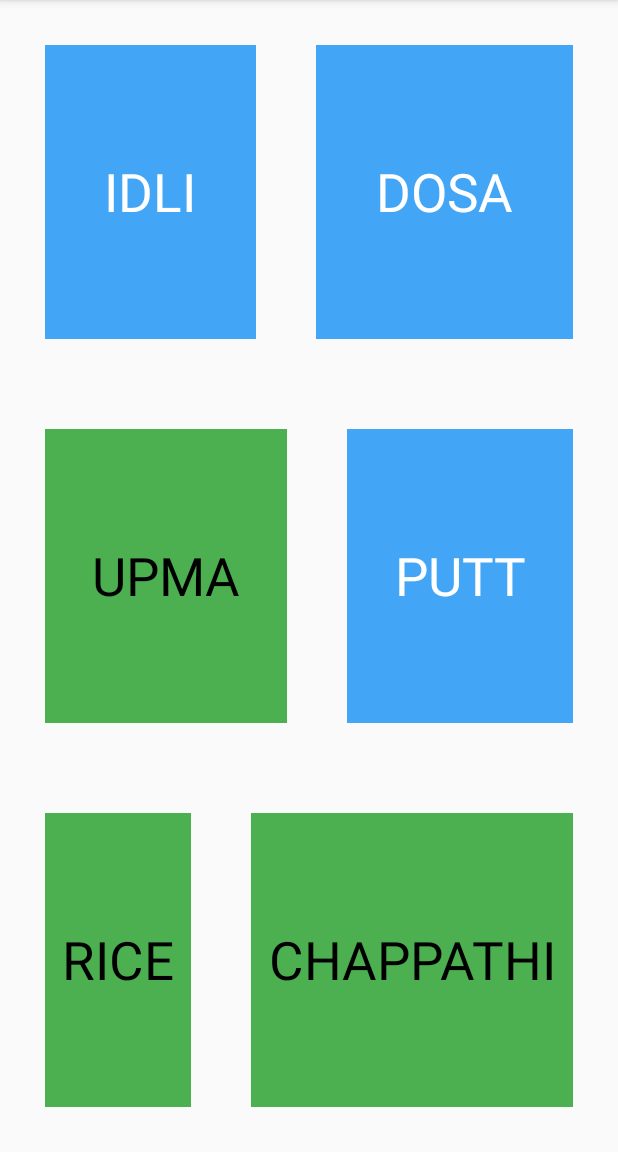
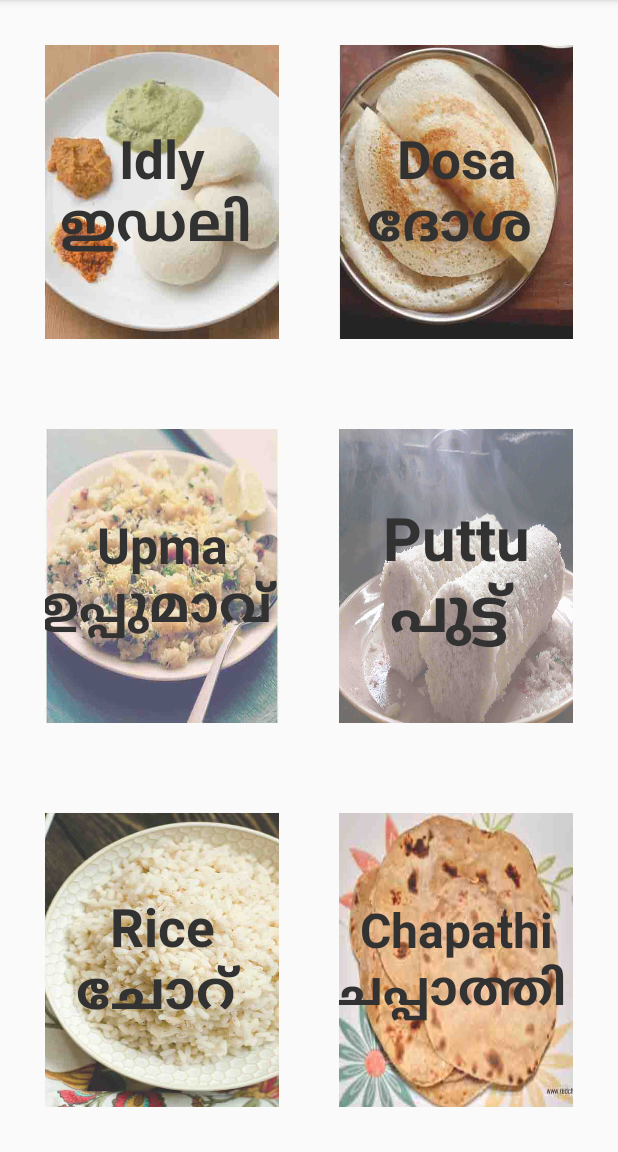
Before and after one commit to shaheennamboori/Kootu, an Android app: the MainActivity screen opened directly, with no data from a screen before it, on a phone screen of 412 x 824 dp, the part 84-1236 px from its top. Run offline under Robolectric (Android 15) with nearby library versions, the phone set to English and light mode, and no system bars.

Commit message:
Added Images and updated XML Files
Signed-off-by: Hemanth Janesh <hemanthjanesh@gmail.com>

```diff
--- a/app/src/main/res/layout/activity_main.xml
+++ b/app/src/main/res/layout/activity_main.xml
@@ -16,27 +16,29 @@
 
         <TextView
             android:id="@+id/idli"
-            android:layout_width="wrap_content"
+            android:layout_width="match_parent"
             android:layout_height="match_parent"
+            android:layout_margin="20dp"
             android:layout_weight="1"
-            android:background="@color/colorPrimary"
+            android:background="@drawable/idli"
             android:gravity="center"
-            android:layout_margin="20dp"
-            android:text="IDLI"
-            android:textColor="@android:color/white"
-            android:textSize="@dimen/textsize" />
+            android:text="Idly ഇഡലി "
+            android:textColor="@android:color/secondary_text_light"
+            android:textSize="@dimen/textsize"
+            android:textStyle="bold" />
 
         <TextView
             android:id="@+id/dosa"
-            android:layout_width="wrap_content"
+            android:layout_width="match_parent"
             android:layout_height="match_parent"
+            android:layout_margin="20dp"
             android:layout_weight="1"
-            android:background="@color/colorPrimary"
+            android:background="@drawable/dosa"
             android:gravity="center"
-            android:layout_margin="20dp"
-            android:textColor="@android:color/white"
-            android:text="DOSA"
-            android:textSize="@dimen/textsize" />
+            android:text="Dosa ദോശ "
+            android:textColor="@android:color/secondary_text_light"
+            android:textSize="@dimen/textsize"
+            android:textStyle="bold" />
     </LinearLayout>
 
     <LinearLayout
@@ -48,27 +50,30 @@
 
         <TextView
             android:id="@+id/upma"
+            android:layout_width="match_parent"
             android:layout_height="match_parent"
             android:layout_margin="20dp"
             android:layout_weight="1"
-            android:layout_width="wrap_content"
-            android:background="@color/lightgreen"
+            android:background="@drawable/upma"
             android:gravity="center"
-            android:textColor="@android:color/black"
-            android:text="UPMA"
-            android:textSize="@dimen/textsize" />
+            android:text="Upma ഉപ്പുമാവ് "
+            android:textAlignment="center"
+            android:textColor="@android:color/secondary_text_light"
+            android:textSize="33sp"
+            android:textStyle="bold" />
 
         <TextView
             android:id="@+id/putt"
+            android:layout_width="match_parent"
             android:layout_height="match_parent"
-            android:layout_width="wrap_content"
             android:layout_margin="20dp"
             android:layout_weight="1"
-            android:background="@color/colorPrimary"
+            android:background="@drawable/puttu"
             android:gravity="center"
-            android:textColor="@android:color/white"
-            android:text="PUTT"
-            android:textSize="@dimen/textsize" />
+            android:text="Puttu പുട്ട് "
+            android:textColor="@android:color/secondary_text_light"
+            android:textSize="40sp"
+            android:textStyle="bold" />
 
     </LinearLayout>
 
@@ -81,26 +86,28 @@
 
         <TextView
             android:id="@+id/rice"
-            android:layout_width="wrap_content"
+            android:layout_width="match_parent"
             android:layout_height="match_parent"
             android:layout_margin="20dp"
             android:layout_weight="1"
-            android:background="@color/lightgreen"
+            android:background="@drawable/rice"
             android:gravity="center"
-            android:text="RICE"
-            android:textColor="@android:color/black"
-            android:textSize="@dimen/textsize" />
+            android:text="Rice ചോറ് "
+            android:textColor="@android:color/secondary_text_light"
+            android:textSize="@dimen/textsize"
+            android:textStyle="bold" />
 
         <TextView
             android:id="@+id/chappathi"
-            android:layout_width="wrap_content"
+            android:layout_width="match_parent"
             android:layout_height="match_parent"
             android:layout_margin="20dp"
             android:layout_weight="1"
-            android:background="@color/lightgreen"
+            android:background="@drawable/cpathi"
             android:gravity="center"
-            android:text="CHAPPATHI"
-            android:textColor="@android:color/black"
-            android:textSize="@dimen/textsize" />
+            android:text="Chapathi ചപ്പാത്തി "
+            android:textColor="@android:color/secondary_text_light"
+            android:textSize="32sp"
+            android:textStyle="bold" />
     </LinearLayout>
 </LinearLayout>
```
Also changed, not shown: app/src/main/res/layout/activity_family.xml (+18 -46 lines), app/src/main/res/layout/activity_parent.xml (+10 -8 lines), app/src/main/res/drawable/achan.jpg (added), app/src/main/res/drawable/amma.jpg (added), app/src/main/res/drawable/aniyan.jpg (added), app/src/main/res/drawable/aniyathi.jpg (added), app/src/main/res/drawable/chechi.jpg (added), app/src/main/res/drawable/chettan.JPG (added), app/src/main/res/drawable/cpathi.jpg (added), app/src/main/res/drawable/dosa.jpg (added), app/src/main/res/drawable/family.jpg (added), app/src/main/res/drawable/food.jpg (added), app/src/main/res/drawable/idli.jpg (added), app/src/main/res/drawable/puttu.jpg (added), 2 more files.
